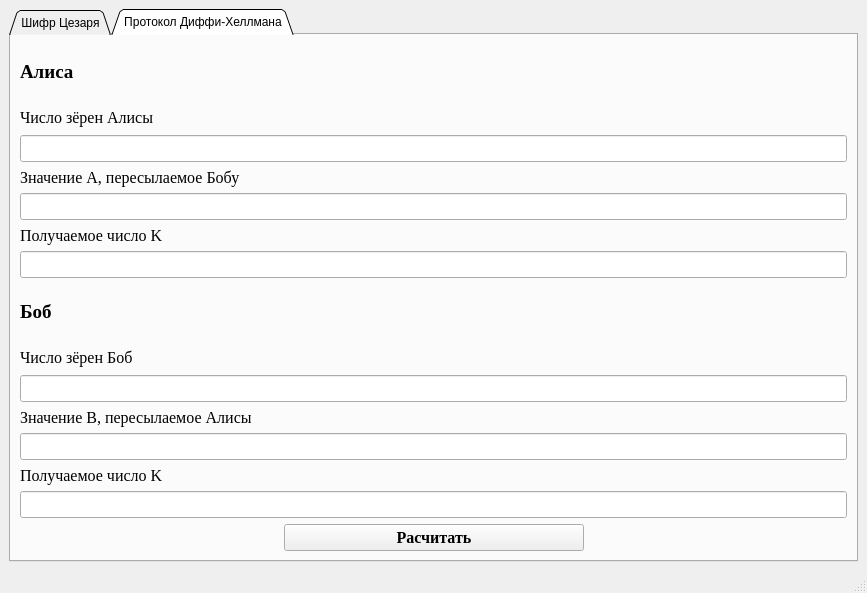
Before: the Qt Designer form mainwindow.ui in NikitaVirachev/test-task, drawn with Qt 5.
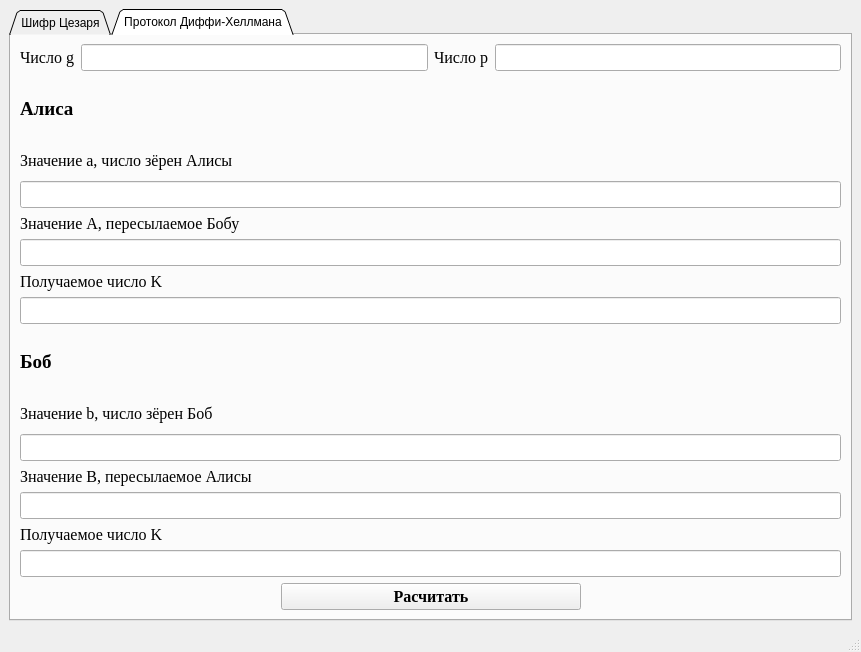
After: the same form once the commit is applied.

```diff
--- a/mainwindow.ui
+++ b/mainwindow.ui
@@ -6,8 +6,8 @@
    <rect>
     <x>0</x>
     <y>0</y>
-    <width>867</width>
-    <height>593</height>
+    <width>861</width>
+    <height>652</height>
    </rect>
   </property>
   <property name="windowTitle">
@@ -149,6 +149,64 @@
         <string>Протокол Диффи-Хеллмана</string>
        </attribute>
        <layout class="QVBoxLayout" name="verticalLayout_9">
+        <item>
+         <layout class="QHBoxLayout" name="horizontalLayout_12">
+          <item>
+           <layout class="QHBoxLayout" name="horizontalLayout_9">
+            <item>
+             <widget class="QLabel" name="label_10">
+              <property name="font">
+               <font>
+                <family>Times New Roman</family>
+                <pointsize>12</pointsize>
+               </font>
+              </property>
+              <property name="text">
+               <string>Число g</string>
+              </property>
+             </widget>
+            </item>
+            <item>
+             <widget class="QLineEdit" name="lineEdit_8">
+              <property name="font">
+               <font>
+                <family>Times New Roman</family>
+                <pointsize>12</pointsize>
+               </font>
+              </property>
+             </widget>
+            </item>
+           </layout>
+          </item>
+          <item>
+           <layout class="QHBoxLayout" name="horizontalLayout_10">
+            <item>
+             <widget class="QLabel" name="label_11">
+              <property name="font">
+               <font>
+                <family>Times New Roman</family>
+                <pointsize>12</pointsize>
+               </font>
+              </property>
+              <property name="text">
+               <string>Число p</string>
+              </property>
+             </widget>
+            </item>
+            <item>
+             <widget class="QLineEdit" name="lineEdit_9">
+              <property name="font">
+               <font>
+                <family>Times New Roman</family>
+                <pointsize>12</pointsize>
+               </font>
+              </property>
+             </widget>
+            </item>
+           </layout>
+          </item>
+         </layout>
+        </item>
         <item>
          <layout class="QVBoxLayout" name="verticalLayout_6">
           <item>
@@ -177,7 +235,7 @@
                </font>
               </property>
               <property name="text">
-               <string>Число зёрен Алисы</string>
+               <string>Значение a, число зёрен Алисы</string>
               </property>
              </widget>
             </item>
@@ -276,7 +334,7 @@
                </font>
               </property>
               <property name="text">
-               <string>Число зёрен Боб</string>
+               <string>Значение b, число зёрен Боб</string>
               </property>
              </widget>
             </item>
```
Left out of the diff: 2 changed lines with no effect on the pictures.
